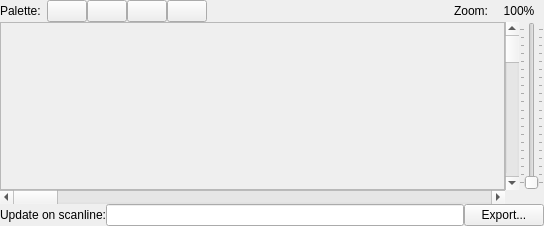
christopherpow/nesicide, file viewers/chr-rom/chrromdisplaydialog.ui: the form before one commit.
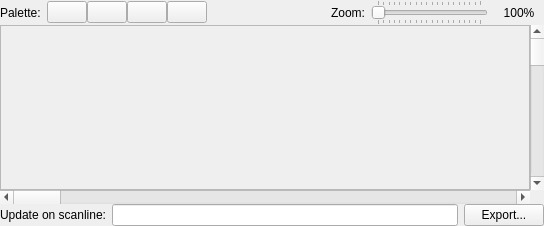
The form after the commit. Custom widgets are drawn as their Qt base class.

Commit message: Working scale/zoom in Tile Editor.

What changed in the file:
```diff
--- a/viewers/chr-rom/chrromdisplaydialog.ui
+++ b/viewers/chr-rom/chrromdisplaydialog.ui
@@ -22,6 +22,12 @@
    </property>
    <item row="3" column="0" colspan="4">
     <layout class="QGridLayout" name="gridLayout_3">
+     <property name="horizontalSpacing">
+      <number>6</number>
+     </property>
+     <property name="verticalSpacing">
+      <number>0</number>
+     </property>
      <property name="topMargin">
       <number>0</number>
      </property>
@@ -44,6 +50,9 @@
      </item>
      <item row="0" column="0" colspan="3">
       <layout class="QGridLayout" name="gridLayout_5">
+       <property name="spacing">
+        <number>0</number>
+       </property>
        <item row="0" column="0" colspan="3">
         <layout class="QHBoxLayout" name="horizontalLayout">
          <property name="spacing">
@@ -162,6 +171,37 @@
            </property>
           </widget>
          </item>
+         <item>
+          <widget class="QSlider" name="zoomSlider">
+           <property name="minimum">
+            <number>100</number>
+           </property>
+           <property name="maximum">
+            <number>2000</number>
+           </property>
+           <property name="singleStep">
+            <number>100</number>
+           </property>
+           <property name="pageStep">
+            <number>100</number>
+           </property>
+           <property name="orientation">
+            <enum>Qt::Horizontal</enum>
+           </property>
+           <property name="invertedAppearance">
+            <bool>false</bool>
+           </property>
+           <property name="invertedControls">
+            <bool>false</bool>
+           </property>
+           <property name="tickPosition">
+            <enum>QSlider::TicksBothSides</enum>
+           </property>
+           <property name="tickInterval">
+            <number>100</number>
+           </property>
+          </widget>
+         </item>
          <item>
           <widget class="QLabel" name="zoomValueLabel">
            <property name="sizePolicy">
@@ -192,7 +232,7 @@
          </item>
         </layout>
        </item>
-       <item row="1" column="0">
+       <item row="1" column="0" colspan="2">
         <widget class="QFrame" name="frame">
          <property name="sizePolicy">
           <sizepolicy hsizetype="Preferred" vsizetype="Expanding">
@@ -216,49 +256,18 @@
          </layout>
         </widget>
        </item>
-       <item row="2" column="0">
+       <item row="2" column="0" colspan="2">
         <widget class="QScrollBar" name="horizontalScrollBar">
          <property name="orientation">
           <enum>Qt::Horizontal</enum>
          </property>
         </widget>
        </item>
-       <item row="1" column="1">
-        <widget class="QScrollBar" name="verticalScrollBar">
-         <property name="orientation">
-          <enum>Qt::Vertical</enum>
-         </property>
-        </widget>
-       </item>
        <item row="1" column="2">
-        <widget class="QSlider" name="zoomSlider">
-         <property name="minimum">
-          <number>100</number>
-         </property>
-         <property name="maximum">
-          <number>2000</number>
-         </property>
-         <property name="singleStep">
-          <number>100</number>
-         </property>
-         <property name="pageStep">
-          <number>100</number>
-         </property>
+        <widget class="QScrollBar" name="verticalScrollBar">
          <property name="orientation">
           <enum>Qt::Vertical</enum>
          </property>
-         <property name="invertedAppearance">
-          <bool>false</bool>
-         </property>
-         <property name="invertedControls">
-          <bool>false</bool>
-         </property>
-         <property name="tickPosition">
-          <enum>QSlider::TicksBothSides</enum>
-         </property>
-         <property name="tickInterval">
-          <number>100</number>
-         </property>
         </widget>
        </item>
       </layout>
```
The commit also changes 8 other files.
